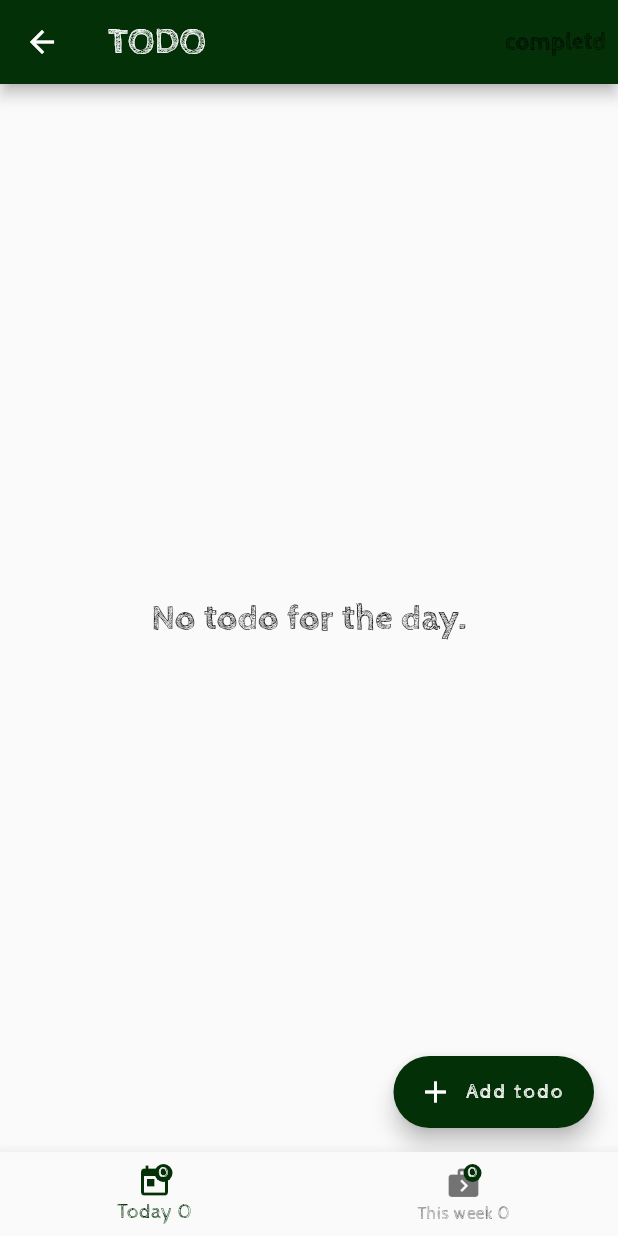
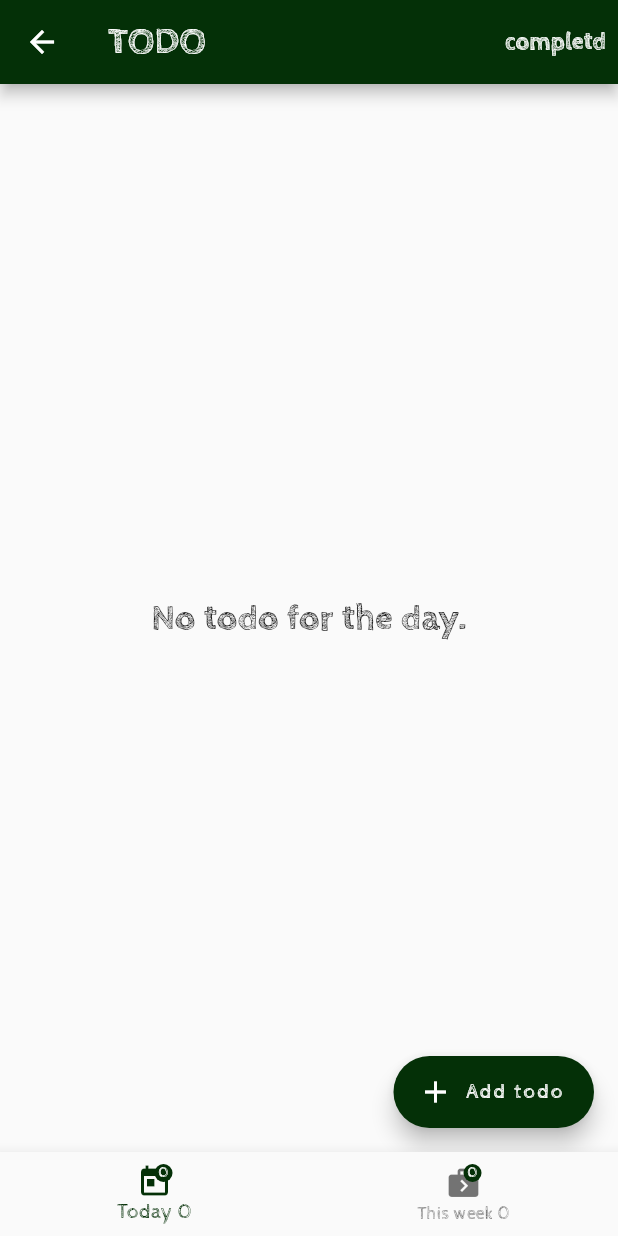
Before and after one commit to thew0205/aot_scout, a Flutter app: the screen it shows after launch, after a tap on "Todo Page", on a phone screen of 412 x 824 dp. Run offline on Flutter 3.47's test engine with Material 2 defaults, Android fonts, the phone set to English and light mode, and no system bars; our stand-ins replace connectivity_plus, shared_preferences, sqflite; accounts and stored records are empty.

Commit message:
another commit

```diff
--- a/lib/aot.dart
+++ b/lib/aot.dart
@@ -87,6 +87,13 @@ class MyApp extends StatelessWidget {
                           color: Colors.white,
                           fontFamily: 'CabinSketch',
                         ),
+                    subtitle1: Theme.of(
+                      context,
+                    ).textTheme.subtitle1!.copyWith(
+                          fontWeight: FontWeight.bold,
+                          color: Colors.black,
+                          fontFamily: 'CabinSketch',
+                        ),
                   ),
                   textButtonTheme: TextButtonThemeData(
                     style: TextButton.styleFrom(
@@ -121,6 +128,20 @@ class MyApp extends StatelessWidget {
                       padding: const EdgeInsets.all(16),
                     ),
                   ),
+                  outlinedButtonTheme: OutlinedButtonThemeData(
+                    style: OutlinedButton.styleFrom(
+                      textStyle: Theme.of(context)
+                          .textTheme
+                          .headline6!
+                          .copyWith(fontFamily: 'CabinSketch'),
+                      elevation: 8,
+                      primary: kAppDarkColor,
+                      shape: RoundedRectangleBorder(
+                          borderRadius: BorderRadius.circular(10),
+                          side: BorderSide(color: Colors.white, width: 10)),
+                      padding: const EdgeInsets.all(16),
+                    ),
+                  ),
                 ),
                 theme: ThemeData(
                   backgroundColor: kAppBackgroundColor,
@@ -146,9 +167,9 @@ class MyApp extends StatelessWidget {
                   ),
                   textTheme: TextTheme(
                     headline4: Theme.of(context).textTheme.headline4!.copyWith(
-                        fontWeight: FontWeight.bold,
-                        fontFamily: 'CabinSketch',
-                        color: Colors.white),
+                          fontWeight: FontWeight.bold,
+                          fontFamily: 'CabinSketch',
+                        ),
                     headline5: Theme.of(context).textTheme.headline5!.copyWith(
                           fontWeight: FontWeight.bold,
                           fontFamily: 'CabinSketch',
@@ -158,9 +179,9 @@ class MyApp extends StatelessWidget {
                           fontFamily: 'CabinSketch',
                         ),
                     subtitle1: Theme.of(context).textTheme.subtitle1!.copyWith(
-                          fontWeight: FontWeight.bold,
-                          fontFamily: 'CabinSketch',
-                        ),
+                        fontWeight: FontWeight.bold,
+                        fontFamily: 'CabinSketch',
+                        color: Colors.white),
                   ),
                   textButtonTheme: TextButtonThemeData(
                     style: TextButton.styleFrom(
@@ -195,6 +216,21 @@ class MyApp extends StatelessWidget {
                       padding: const EdgeInsets.all(16),
                     ),
                   ),
+                  outlinedButtonTheme: OutlinedButtonThemeData(
+                    style: OutlinedButton.styleFrom(
+                      textStyle: Theme.of(context)
+                          .textTheme
+                          .headline6!
+                          .copyWith(fontFamily: 'CabinSketch'),
+                      elevation: 8,
+                      primary: kAppDarkColor,
+                      shape: RoundedRectangleBorder(
+                          borderRadius: BorderRadius.circular(10),
+                          side:
+                              const BorderSide(color: Colors.black, width: 10)),
+                      padding: const EdgeInsets.all(16),
+                    ),
+                  ),
                 ),
                 routes: {
                   HomePage.page: (_) => const HomePage(),
--- a/lib/models/todolist.dart
+++ b/lib/models/todolist.dart
@@ -92,8 +92,7 @@ class Todolist with ChangeNotifier {
         };
       }).toList();
       _todos = temptodos.map((todo) => Todo.fromMap(todo)).toList();
-      print(_todos);
-      print(76868976);
+
       _todos.sort((todo, otherTodo) => todo.compareTime(otherTodo));
     }
     notifyListeners();
@@ -125,7 +124,6 @@ class Todolist with ChangeNotifier {
       var index =
           _todos.indexWhere((tempTodo) => todo[Todo.kId] == tempTodo.id);
       _todos[index] = Todo.fromMap(todo);
-      print(_todos);
       notifyListeners();
       return;
     } catch (exception) {
--- a/lib/pages/add_todo_page.dart
+++ b/lib/pages/add_todo_page.dart
@@ -27,10 +27,6 @@ class _TodoFormState extends State<TodoForm> {
     super.initState();
     todo = widget.todo;
     isNew = todo == null;
-  }
-
-  void _back() {
-    Navigator.of(context).pop(null);
   }
 
   @override
--- a/lib/pages/this_week_todo_page.dart
+++ b/lib/pages/this_week_todo_page.dart
@@ -25,12 +25,13 @@ class _ThisWeekTodoPageState extends State<ThisWeekTodoPage> {
       appBar: AppBar(
         title: const Text('This week TODO'),
         actions: [
-          TextButton(
+          OutlinedButton(
             onPressed: () {
               setState(() {
                 isComplete = !isComplete;
               });
             },
+            style: Theme.of(context).outlinedButtonTheme.style,
             child: Text(
               isComplete ? "uncompleted" : "completd",
               style: Theme.of(context).textTheme.subtitle1,
```
